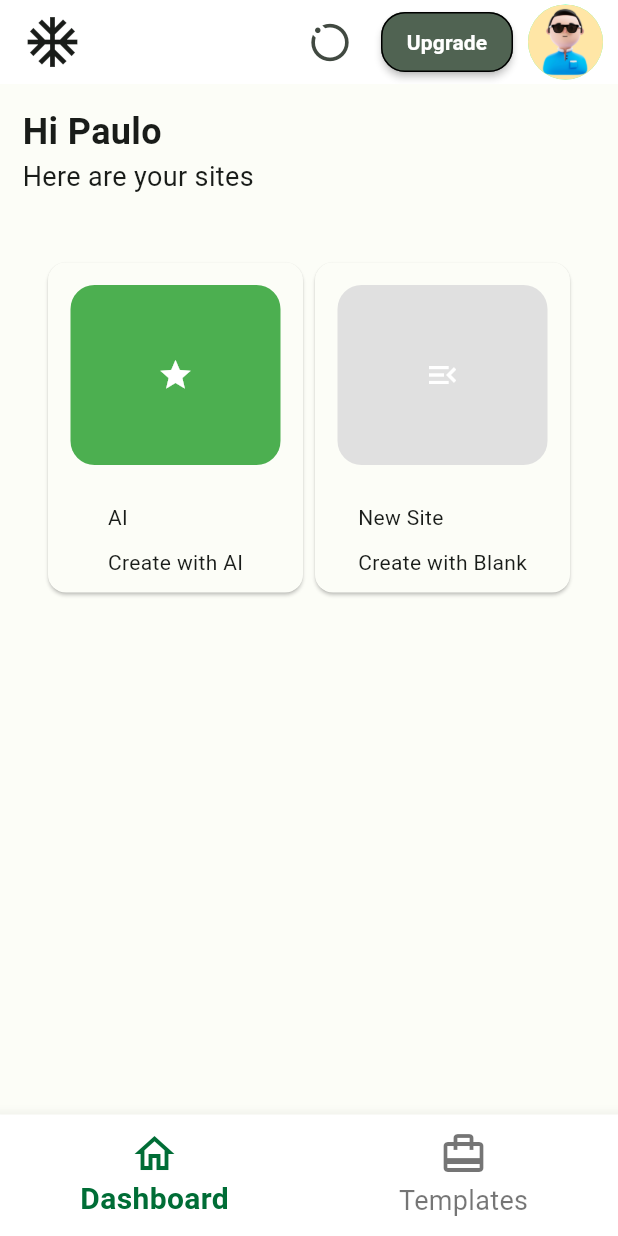
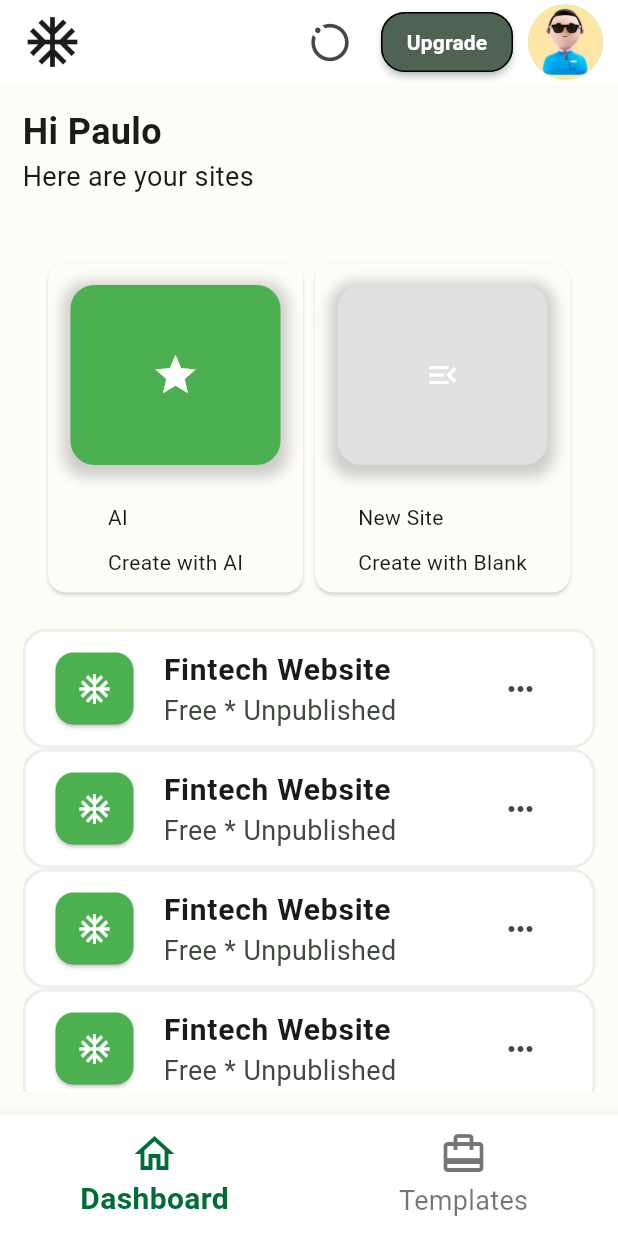
Before and after one commit to igregorioneto/FlutterProjects, a Flutter app: the screen it shows after launch, on a phone screen of 412 x 824 dp. Run offline on Flutter 3.47's test engine with Material 3 defaults, Android fonts, the phone set to English and light mode, and no system bars; our stand-ins replace animate_do, bloc, carousel_slider, fl_chart, flutter_bloc, flutter_slidable and 8 more; missing offline and left inert: dart:ffi; accounts and stored records are empty.

Commit message:
feat: template dashboard

```diff
--- a/builder_app_ui/lib/app/pages/home_page.dart
+++ b/builder_app_ui/lib/app/pages/home_page.dart
@@ -112,6 +112,7 @@ class _HomePageState extends State<HomePage> {
                     iconContainer: Icon(
                       Icons.star,
                       color: Colors.white,
+                      size: 32,
                     ),
                     textTitle: 'AI',
                     textDescription: 'Create with AI',
@@ -128,9 +129,61 @@ class _HomePageState extends State<HomePage> {
                     textDescription: 'Create with Blank',
                   ),
                 ],
-              )
+              ),
 
+              SizedBox(height: 20),
               // List cards created
+              Expanded(
+                child: ListView.builder(
+                  itemCount: 5,
+                  itemBuilder: (context, index) {
+                    return Container(
+                      height: 80,
+                      decoration: BoxDecoration(
+                        borderRadius: BorderRadius.circular(16),
+                        color: Colors.white,
+                        border: Border.all(
+                          width: 2,
+                          color: Colors.grey.shade200,
+                        ),
+                      ),
+                      child: Align(
+                        alignment: Alignment.center,
+                        child: ListTile(
+                          leading: Container(
+                            height: 60,
+                            width: 60,
+                            child: Card(
+                              child: Icon(Icons.ac_unit, color: Colors.white),
+                              color: Colors.green,
+                              shadowColor: Colors.black,
+                            ),
+                          ),
+                          title: Text(
+                            'Fintech Website',
+                            style: TextStyle(
+                              fontWeight: FontWeight.bold,
+                              fontSize: 20,
+                            ),
+                            overflow: TextOverflow.ellipsis,
+                          ),
+                          subtitle: Text(
+                            'Free * Unpublished',
+                            style: TextStyle(
+                              fontSize: 18,
+                            ),
+                            overflow: TextOverflow.ellipsis,
+                          ),
+                          trailing: IconButton(
+                            icon: Icon(Icons.more_horiz),
+                            onPressed: () {},
+                          ),
+                        ),
+                      ),
+                    );
+                  },
+                ),
+              ),
             ],
           ),
         ),
--- a/builder_app_ui/lib/app/widgets/card_creating.dart
+++ b/builder_app_ui/lib/app/widgets/card_creating.dart
@@ -21,6 +21,7 @@ class CardCreating extends StatelessWidget {
   @override
   Widget build(BuildContext context) {
     return Card(
+      shadowColor: Colors.grey.shade200,
       child: Column(
         children: [
           Container(
@@ -31,6 +32,14 @@ class CardCreating extends StatelessWidget {
             decoration: BoxDecoration(
               color: boxColor,
               borderRadius: BorderRadius.circular(16),
+              boxShadow: [
+                BoxShadow(
+                  color: Colors.grey.withOpacity(0.5),
+                  spreadRadius: 5,
+                  blurRadius: 7,
+                  offset: Offset(0, 3),
+                ),
+              ],
             ),
           ),
           Column(
```
